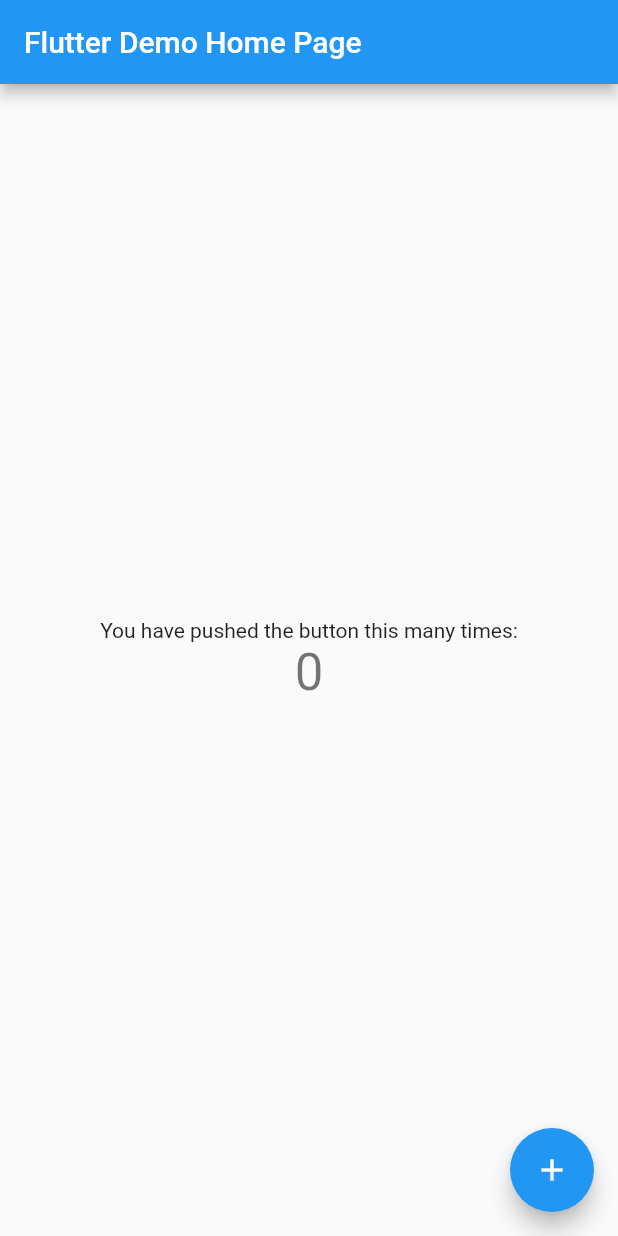
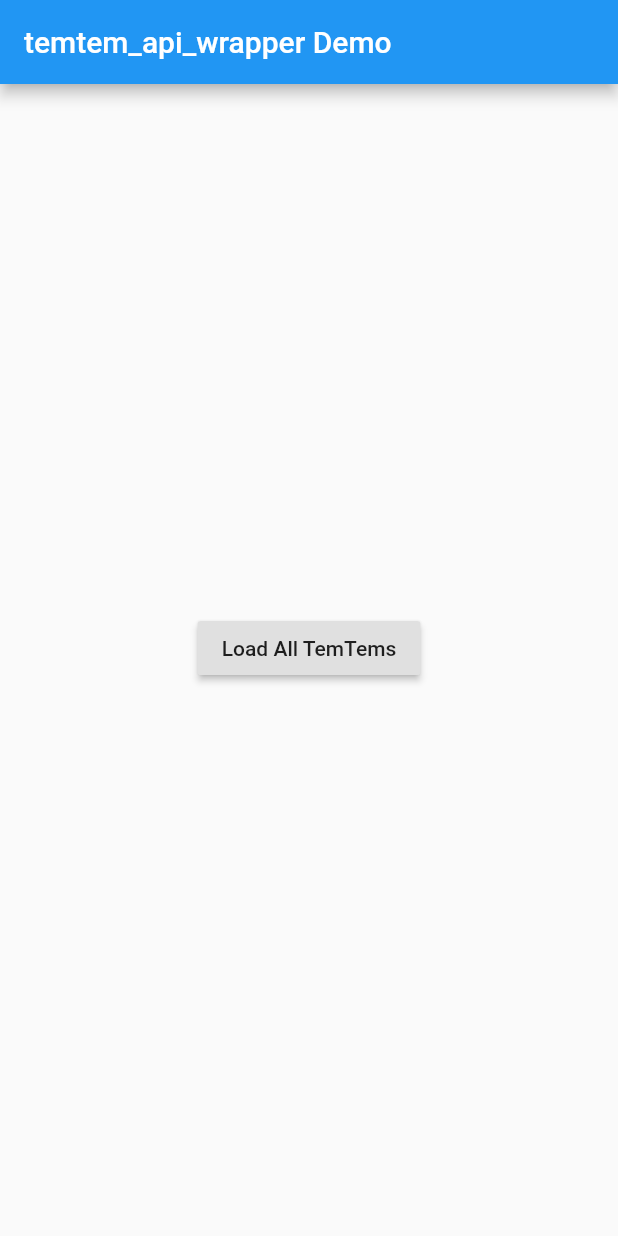
Before and after one commit to TesteurManiak/temtem_api_wrapper, a Flutter app: the screen it shows after launch, on a phone screen of 412 x 824 dp. Run offline on Flutter 3.47's test engine with Material 2 defaults, Android fonts, the phone set to English and light mode, and no system bars.

Commit message:
update example

```diff
--- a/example/lib/main.dart
+++ b/example/lib/main.dart
@@ -1,4 +1,5 @@
 import 'package:flutter/material.dart';
+import 'package:temtem_api_wrapper/temtem_api_wrapper.dart';
 
 void main() {
   runApp(MyApp());
@@ -8,12 +9,12 @@ class MyApp extends StatelessWidget {
   @override
   Widget build(BuildContext context) {
     return MaterialApp(
-      title: 'Flutter Demo',
+      title: 'temtem_api_wrapper Demo',
       theme: ThemeData(
         primarySwatch: Colors.blue,
         visualDensity: VisualDensity.adaptivePlatformDensity,
       ),
-      home: MyHomePage(title: 'Flutter Demo Home Page'),
+      home: MyHomePage(title: 'temtem_api_wrapper Demo'),
     );
   }
 }
@@ -28,9 +29,9 @@ class MyHomePage extends StatefulWidget {
 }
 
 class _MyHomePageState extends State<MyHomePage> {
-  int _counter = 0;
+  final TemTemApi _api = TemTemApi();
 
-  void _incrementCounter() => setState(() => _counter++);
+  String _responseContent = '';
 
   @override
   Widget build(BuildContext context) {
@@ -40,18 +41,16 @@ class _MyHomePageState extends State<MyHomePage> {
         child: Column(
           mainAxisAlignment: MainAxisAlignment.center,
           children: <Widget>[
-            const Text('You have pushed the button this many times:'),
-            Text(
-              '$_counter',
-              style: Theme.of(context).textTheme.headline4,
+            RaisedButton(
+              child: const Text('Load All TemTems'),
+              onPressed: () {
+                _api.getTemTems().then(
+                    (value) => setState(() => _responseContent = '$value'));
+              },
             ),
+            Text(_responseContent),
           ],
         ),
-      ),
-      floatingActionButton: FloatingActionButton(
-        onPressed: _incrementCounter,
-        tooltip: 'Increment',
-        child: Icon(Icons.add),
       ),
     );
   }
--- a/example/pubspec.yaml
+++ b/example/pubspec.yaml
@@ -23,6 +23,8 @@ environment:
 dependencies:
   flutter:
     sdk: flutter
+  temtem_api_wrapper:
+    path: ../
 
 
   # The following adds the Cupertino Icons font to your application.
--- a/lib/src/api_provider.dart
+++ b/lib/src/api_provider.dart
@@ -3,11 +3,34 @@ import 'package:http/http.dart' as http;
 class ApiProvider {
   static const _baseUrl = 'https://temtem-api.mael.tech/api';
 
-  static Future<http.Response> getTemtems(
-          {List<String> names = const [], List<String> fields = const []}) =>
-      _get('$_baseUrl/temtems');
-  static Future<http.Response> getTemtem(int id) =>
-      _get('$_baseUrl/temtems/$id');
+  static Future<http.Response> getTemtems({
+    List<String> names = const [],
+    List<String> fields = const [],
+    List<String> expand = const [],
+  }) {
+    String url = '$_baseUrl/temtems?';
+    if (names.isNotEmpty) url += 'name=${names.join(",")}';
+    if (fields.isNotEmpty) {
+      if (names.isNotEmpty) url += '&';
+      url += 'fields=${fields.join(",")}';
+    }
+    if (expand.isNotEmpty) {
+      if (names.isNotEmpty || fields.isNotEmpty) url += '&';
+      url += 'expand=${expand.join(",")}';
+    }
+    return _get(url);
+  }
+
+  static Future<http.Response> getTemtem(int id,
+      {List<String> fields = const [], List<String> expand = const []}) {
+    String url = '$_baseUrl/temtems/$id?';
+    if (fields.isNotEmpty) url += 'fields=${fields.join(",")}';
+    if (expand.isNotEmpty) {
+      if (fields.isNotEmpty) url += '&';
+      url += 'expand=${expand.join(",")}';
+    }
+    return _get(url);
+  }
 
   static Future<http.Response> getFreetem(String name, int level) =>
       _get('$_baseUrl/freetem/$name/$level');
--- a/lib/src/model/Temtem.dart
+++ b/lib/src/model/temtem_api_tem.dart
@@ -5,7 +5,7 @@ import 'package:temtem_api_wrapper/src/model/GenderRatio.dart';
 import 'package:temtem_api_wrapper/src/model/Stats.dart';
 import 'package:temtem_api_wrapper/src/model/TemLocation.dart';
 
-class Temtem {
+class TemTemApiTem {
   final int number;
   final String name;
   final List<String> types;
@@ -38,7 +38,7 @@ class Temtem {
 
   bool owned;
 
-  Temtem({
+  TemTemApiTem({
     this.number,
     this.name,
     this.types,
@@ -71,7 +71,7 @@ class Temtem {
     this.renderAnimatedLumaImage,
   });
 
-  factory Temtem.fromJson(Map<String, dynamic> json) {
+  factory TemTemApiTem.fromJson(Map<String, dynamic> json) {
     List<String> _types = [];
     if (json[JsonHelper.types] != null) {
       json[JsonHelper.types].forEach((item) => _types.add(item));
@@ -102,7 +102,7 @@ class Temtem {
           .forEach((item) => _locations.add(TemLocation.fromJson(item)));
     }
 
-    return Temtem(
+    return TemTemApiTem(
       number: json[JsonHelper.number],
       name: json[JsonHelper.name],
       types: _types,
--- a/lib/temtem_api_wrapper.dart
+++ b/lib/temtem_api_wrapper.dart
@@ -1 +1,4 @@
 library temtem_api_wrapper;
+
+export 'src/model/temtem_api_tem.dart';
+export 'src/temtem_api.dart';
```
Also changed, not shown: lib/src/temtem_api.dart (added, +19 -0 lines), example/pubspec.lock, 1 other file.
